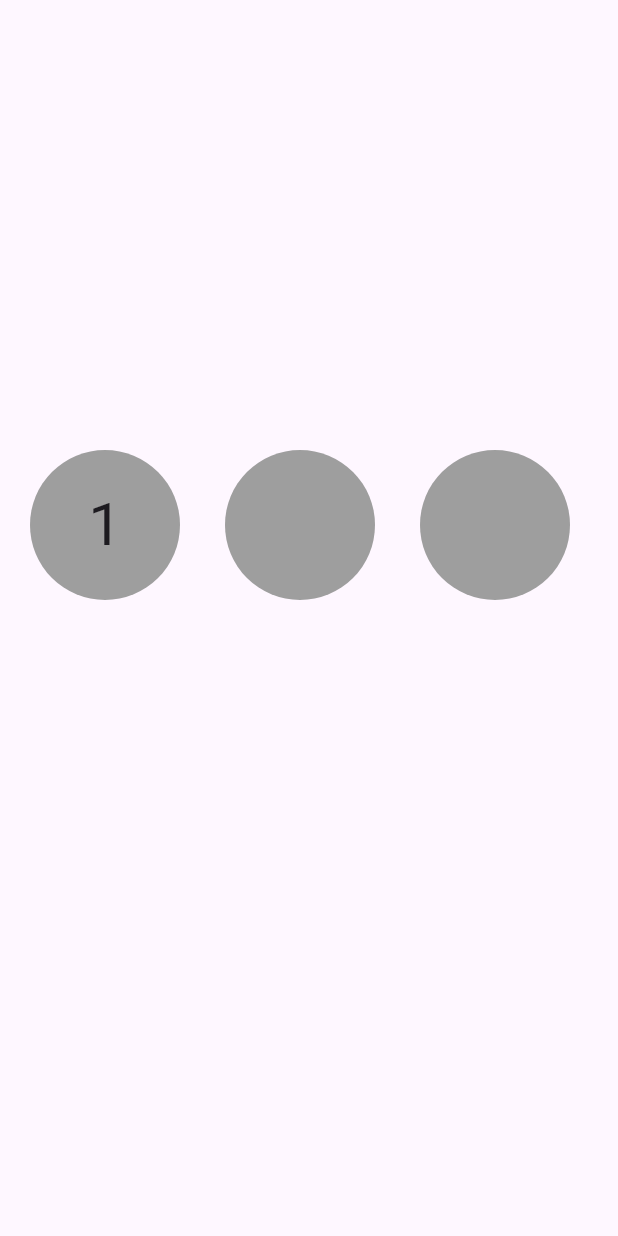
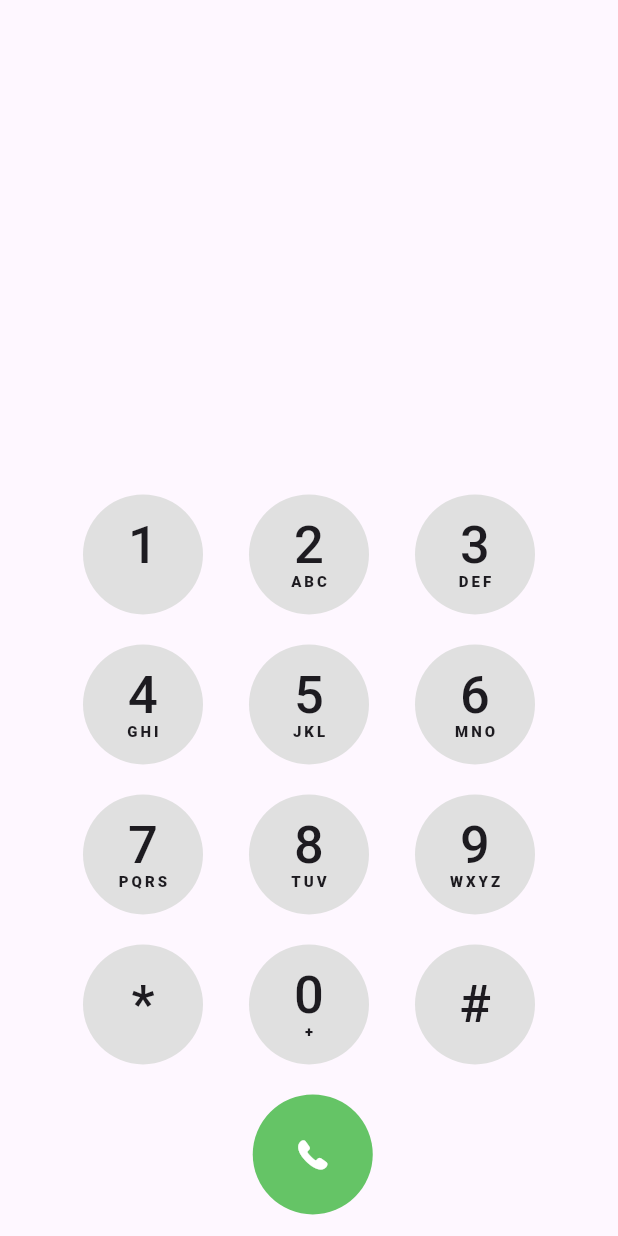
Before and after one commit to PolarisAnnie/flutter-morning-ui, a Flutter app: the screen it shows after launch, on a phone screen of 412 x 824 dp. Run offline on Flutter 3.47's test engine with Material 3 defaults, Android fonts, the phone set to English and light mode, and no system bars.

Commit message:
휴대폰 전화 화면 UI

```diff
--- a/lib/ui_0724.dart
+++ b/lib/ui_0724.dart
@@ -1,3 +1,4 @@
+import 'package:flutter/cupertino.dart';
 import 'package:flutter/material.dart';
 
 class Home0724 extends StatelessWidget {
@@ -5,41 +6,74 @@ class Home0724 extends StatelessWidget {
   Widget build(BuildContext context) {
     return Scaffold(
       body: Padding(
-        padding: const EdgeInsets.symmetric(horizontal: 20),
+        padding: const EdgeInsets.symmetric(horizontal: 50),
         child: Column(
           children: [
-            Container(width: double.infinity, height: 300),
+            SizedBox(height: MediaQuery.sizeOf(context).height * 0.4),
             Row(
+              mainAxisAlignment: MainAxisAlignment.spaceEvenly,
               children: [
+                numberCircle('1', ' ', null),
+                SizedBox(width: 20),
+                numberCircle('2', 'ABC', null),
+                SizedBox(width: 20),
+                numberCircle('3', 'DEF', null),
+              ],
+            ),
+            SizedBox(height: 20),
+            Row(
+              mainAxisAlignment: MainAxisAlignment.spaceEvenly,
+              children: [
+                numberCircle('4', 'GHI', null),
+                SizedBox(width: 20),
+                numberCircle('5', 'JKL', null),
+                SizedBox(width: 20),
+                numberCircle('6', 'MNO', null),
+              ],
+            ),
+            SizedBox(height: 20),
+            Row(
+              mainAxisAlignment: MainAxisAlignment.spaceEvenly,
+              children: [
+                numberCircle('7', 'PQRS', null),
+                SizedBox(width: 20),
+                numberCircle('8', 'TUV', null),
+                SizedBox(width: 20),
+                numberCircle('9', 'WXYZ', null),
+              ],
+            ),
+            SizedBox(height: 20),
+            Row(
+              mainAxisAlignment: MainAxisAlignment.spaceEvenly,
+              children: [
+                numberCircle('*', '', null),
+                SizedBox(width: 20),
+                numberCircle('0', '+', null),
+                SizedBox(width: 20),
+                numberCircle('#', '', null),
+              ],
+            ),
+            SizedBox(height: 20),
+            Row(
+              mainAxisAlignment: MainAxisAlignment.spaceEvenly,
+              children: [
+                numberCircle('', '', Colors.transparent),
+                SizedBox(width: 25),
                 Container(
-                  width: 100,
-                  height: 100,
+                  width: 80,
+                  height: 80,
                   decoration: BoxDecoration(
-                    color: Colors.grey,
+                    color: Color.fromRGBO(101, 196, 102, 1),
                     borderRadius: BorderRadius.circular(100),
                   ),
-                  child: Center(
-                    child: Text('1', style: TextStyle(fontSize: 40)),
+                  child: Icon(
+                    CupertinoIcons.phone_fill,
+                    color: Colors.white,
+                    size: 25,
                   ),
                 ),
-                SizedBox(width: 30),
-                Container(
-                  width: 100,
-                  height: 100,
-                  decoration: BoxDecoration(
-                    color: Colors.grey,
-                    borderRadius: BorderRadius.circular(100),
-                  ),
-                ),
-                SizedBox(width: 30),
-                Container(
-                  width: 100,
-                  height: 100,
-                  decoration: BoxDecoration(
-                    color: Colors.grey,
-                    borderRadius: BorderRadius.circular(100),
-                  ),
-                ),
+                SizedBox(width: 20),
+                numberCircle('', '', Colors.transparent),
               ],
             ),
           ],
@@ -47,4 +81,45 @@ class Home0724 extends StatelessWidget {
       ),
     );
   }
+
+  Container numberCircle(String number, String alphabet, Color? color) {
+    return Container(
+      width: 80,
+      height: 80,
+      decoration: BoxDecoration(
+        color: color ?? Colors.grey[300],
+        borderRadius: BorderRadius.circular(40),
+      ),
+      child: numberText(number, alphabet),
+    );
+  }
+
+  Column numberText(String number, String alphabet) {
+    return Column(
+      mainAxisAlignment: MainAxisAlignment.center,
+      children: [
+        Text(
+          number,
+          style: TextStyle(
+            fontSize: 35,
+            fontWeight: FontWeight.w500,
+            height: 1.0,
+          ),
+        ),
+        if (alphabet.isNotEmpty)
+          Padding(
+            padding: const EdgeInsets.only(top: 2),
+            child: Text(
+              alphabet,
+              style: TextStyle(
+                fontSize: 10,
+                fontWeight: FontWeight.w800,
+                letterSpacing: 2,
+                height: 1.0,
+              ),
+            ),
+          ),
+      ],
+    );
+  }
 }
```
